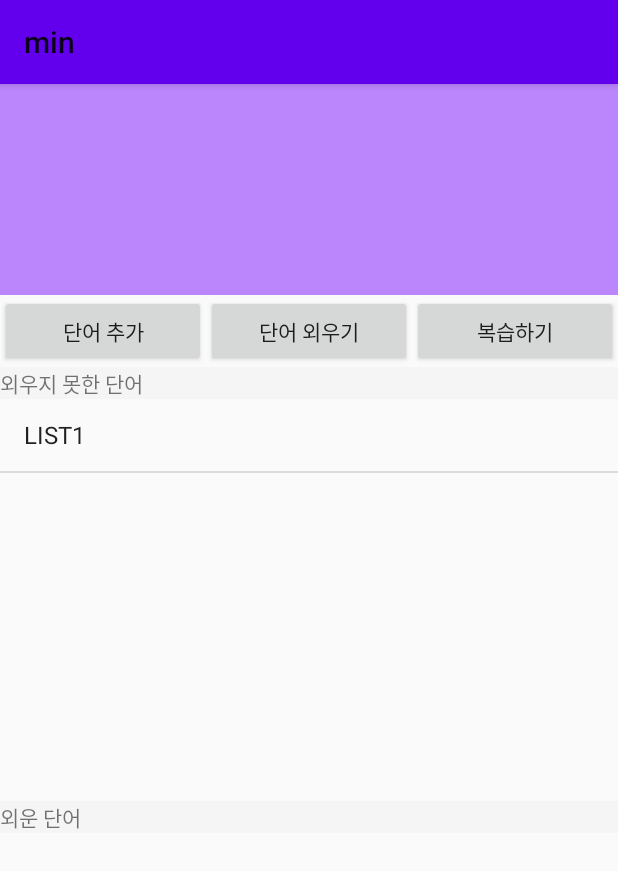
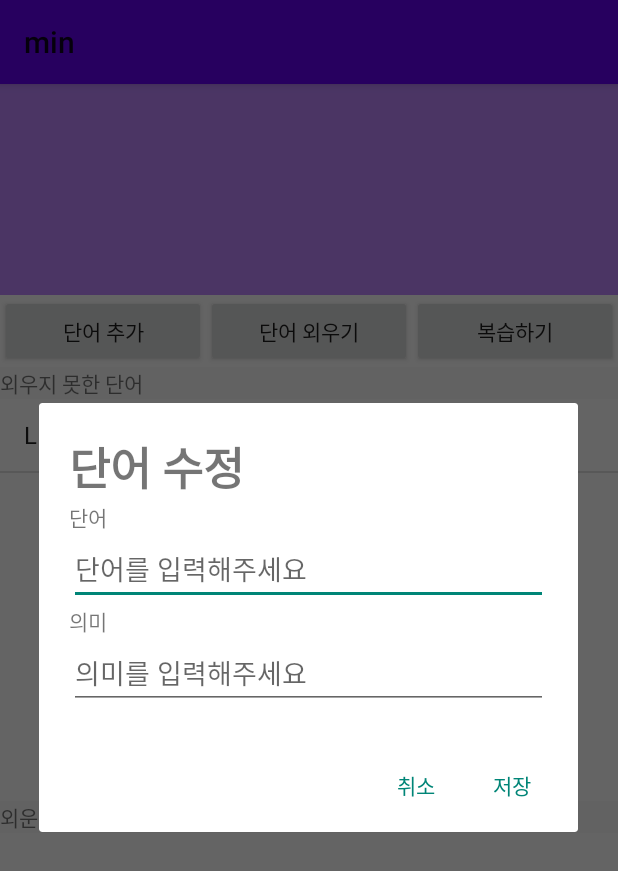
Before and after one commit to Je-0204/min, an Android app: the ClickDictioinary screen opened directly, with no data from a screen before it, after a tap on an icon or button, on a phone screen of 412 x 824 dp. Shown: the top 871 px of the screen. Run offline under Robolectric (Android 15) with nearby library versions, the phone set to English and light mode, and no system bars; 3 other taps on this screen came first.

Commit message:
단어 수정 삭제 완료

```diff
--- a/app/src/main/java/com/example/min/ClickDictioinary.java
+++ b/app/src/main/java/com/example/min/ClickDictioinary.java
@@ -1,14 +1,18 @@
 //https://www.youtube.com/watch?v=plnLs6aST1M - 단어장 수정 dialog
 package com.example.min;
 
+import androidx.appcompat.app.AlertDialog;
 import androidx.appcompat.app.AppCompatActivity;
 
 import android.content.ComponentName;
+import android.content.DialogInterface;
 import android.content.Intent;
 import android.os.Bundle;
+import android.view.LayoutInflater;
 import android.view.View;
 import android.widget.AdapterView;
 import android.widget.ArrayAdapter;
+import android.widget.EditText;
 import android.widget.ListView;
 import android.widget.TextView;
 import android.widget.Toast;
@@ -46,11 +50,61 @@ public class ClickDictioinary extends AppCompatActivity {
             public void onItemClick(AdapterView<?> parent, View view, int position, long id) {
                 String name=(String) listview.getItemAtPosition(position);
                 Toast.makeText(getApplicationContext(),"ShortClick : "+name,Toast.LENGTH_SHORT).show();
-                /*//단어 수정/삭제 screen
-                Intent intent=new Intent();
+                //단어 수정/삭제 screen
+                AlertDialog.Builder builder=new AlertDialog.Builder(ClickDictioinary.this);
+                View view1=getLayoutInflater().inflate(R.layout.custom_dialog_layout01,null);
+                EditText et1=view1.findViewById(R.id.engWord);
+                EditText et2=view1.findViewById(R.id.engMeaning);
+                builder.setPositiveButton("저장", new DialogInterface.OnClickListener() {
+                    @Override
+                    public void onClick(DialogInterface dialog, int which) {
+                        Toast.makeText(ClickDictioinary.this,et1.getText().toString(),Toast.LENGTH_SHORT).show();
+                        items.set(position,et1.getText().toString());
+                        dialog.dismiss();
+                    }
+                });
+                builder.setNegativeButton("취소", new DialogInterface.OnClickListener() {
+                    @Override
+                    public void onClick(DialogInterface dialog, int which) {
+                        dialog.dismiss();
+                    }
+                });
+                builder.setView(view1);
+                AlertDialog alertDialog=builder.create();
+                alertDialog.show();
+
+
+                /*Intent intent=new Intent();
                 ComponentName componentName=new ComponentName("com.example.min","com.example.min.screen");
                 intent.setComponent(componentName);
                 startActivity(intent);*/
+            }
+        });
+        listview.setOnItemLongClickListener(new AdapterView.OnItemLongClickListener() {
+            @Override
+            public boolean onItemLongClick(AdapterView<?> parent, View view, int position, long id) {
+                Toast.makeText(getApplicationContext(),"Removed : "+items.get(position),Toast.LENGTH_SHORT).show();
+                AlertDialog.Builder ad=new AlertDialog.Builder(ClickDictioinary.this);
+                ad.setIcon(R.mipmap.ic_launcher);//삭제 이미지
+                ad.setTitle("단어 삭제");
+                ad.setMessage("단어를 삭제하시겠습니까?");
+                ad.setPositiveButton("삭제", new DialogInterface.OnClickListener() {
+                    @Override
+                    public void onClick(DialogInterface dialog, int which) {
+                        items.remove(position);
+                        listview.setAdapter(adapter);
+                        dialog.dismiss();
+                    }
+                });
+                ad.setNegativeButton("취소", new DialogInterface.OnClickListener() {
+                    @Override
+                    public void onClick(DialogInterface dialog, int which) {
+                        dialog.dismiss();
+                    }
+                });
+                ad.show();
+
+                return true;
             }
         });
 
--- a/app/src/main/res/layout/activity_signupscreen02.xml
+++ b/app/src/main/res/layout/activity_signupscreen02.xml
@@ -74,7 +74,6 @@
             android:layout_width="wrap_content"
             android:layout_height="wrap_content"
             android:layout_gravity="end"
-            android:onClick="next"
             android:text="Sign up" />
     </androidx.appcompat.widget.LinearLayoutCompat>
 
--- /dev/null
+++ b/app/src/main/res/layout/custom_dialog_layout01.xml
@@ -0,0 +1,34 @@
+<?xml version="1.0" encoding="utf-8"?>
+<LinearLayout xmlns:android="http://schemas.android.com/apk/res/android"
+    android:layout_width="match_parent"
+    android:layout_height="match_parent"
+    android:padding="20dp"
+    android:orientation="vertical">
+    <TextView
+        android:layout_width="wrap_content"
+        android:layout_height="wrap_content"
+        android:text="단어 수정"
+        android:textStyle="bold"
+        android:textSize="30dp"></TextView>
+
+    <TextView
+        android:layout_width="match_parent"
+        android:layout_height="wrap_content"
+        android:text="단어"></TextView>
+    <EditText
+        android:layout_width="match_parent"
+        android:layout_height="wrap_content"
+        android:hint="단어를 입력해주세요"
+        android:id="@+id/engWord"></EditText>
+
+    <TextView
+        android:layout_width="match_parent"
+        android:layout_height="wrap_content"
+        android:text="의미"></TextView>
+    <EditText
+        android:layout_width="match_parent"
+        android:layout_height="wrap_content"
+        android:hint="의미를 입력해주세요"
+        android:id="@+id/engMeaning"></EditText>
+
+</LinearLayout>
--- a/app/src/main/res/layout/loginscreen01.xml
+++ b/app/src/main/res/layout/loginscreen01.xml
@@ -37,8 +37,7 @@
             android:layout_height="wrap_content"
             android:text="로그인"
             android:layout_gravity="end"
-            android:layout_marginBottom="30dp"
-            android:onClick="login"></androidx.appcompat.widget.AppCompatButton>
+            android:layout_marginBottom="30dp"></androidx.appcompat.widget.AppCompatButton>
         <androidx.appcompat.widget.LinearLayoutCompat
             android:layout_width="match_parent"
             android:layout_height="wrap_content">
```
Also changed, not shown: app/src/main/res/drawable/ic_baseline_create_24.xml (added, +10 -0 lines).
